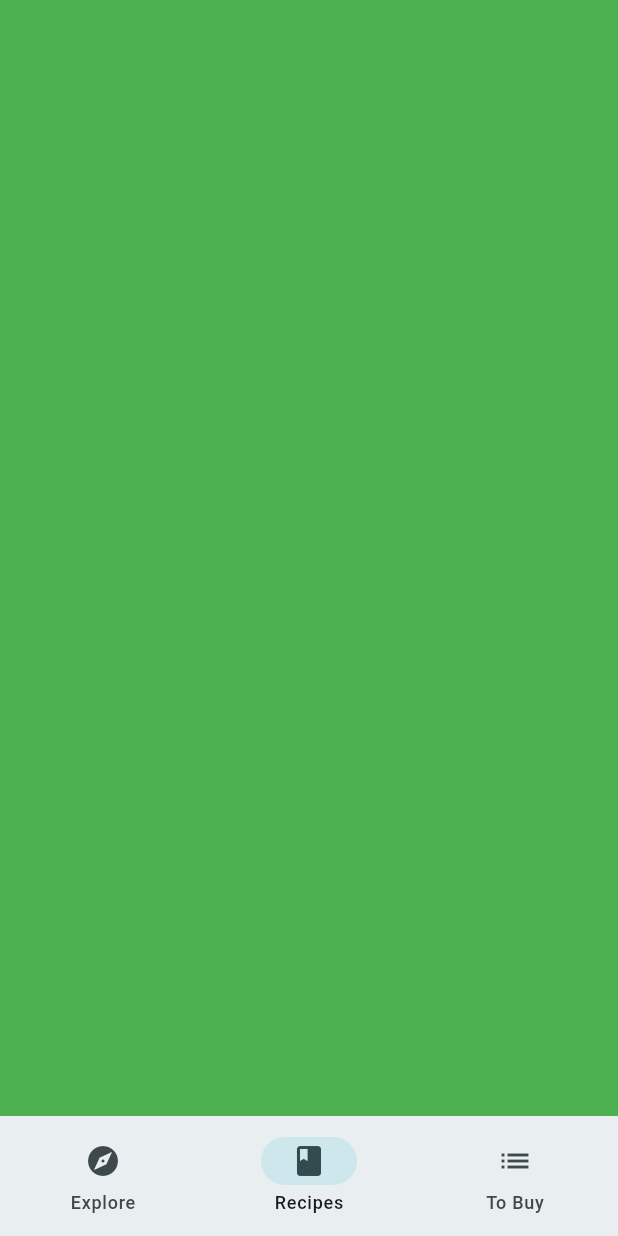
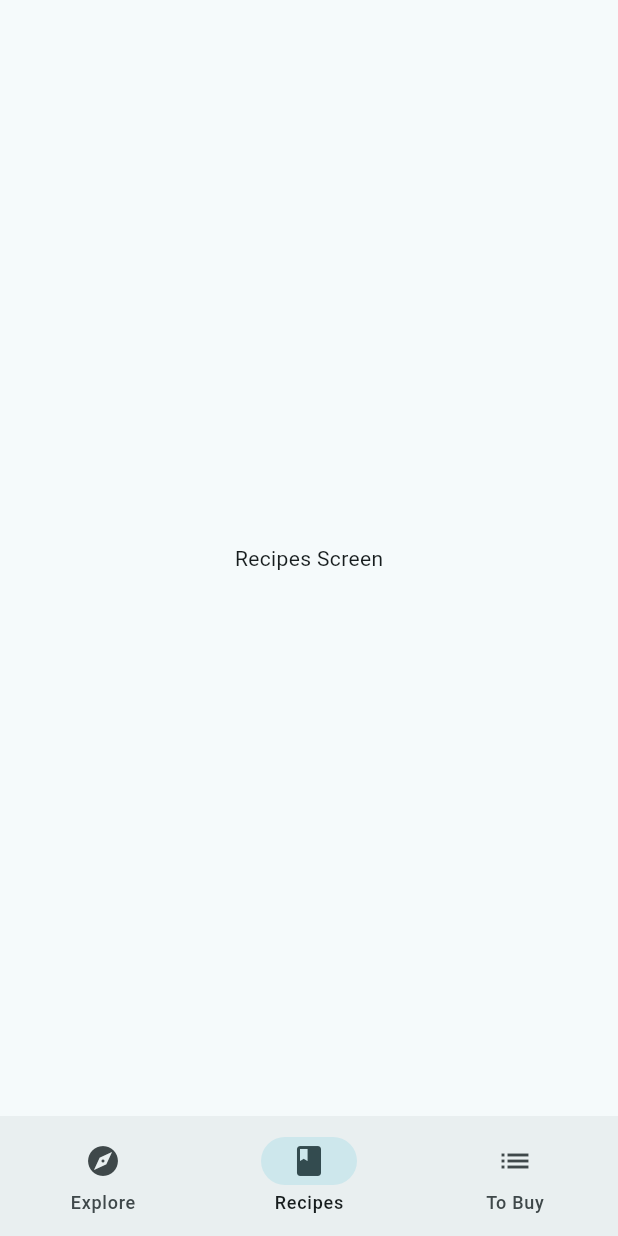
Before and after one commit to danilloism/portfolio.fooderlich, a Flutter app: the screen it shows after launch, item 2 of the bottom bar chosen, on a phone screen of 412 x 824 dp. Run offline on Flutter 3.47's test engine with Material 2 defaults, Android fonts, the phone set to English and light mode, and no system bars; our stand-ins replace google_fonts.

Commit message:
created recipes page

```diff
--- a/lib/home.dart
+++ b/lib/home.dart
@@ -1,5 +1,5 @@
 import 'package:flutter/material.dart';
-import 'package:fooderlich/pages/explore_page.dart';
+import 'package:fooderlich/pages/pages.dart';
 
 class Home extends StatefulWidget {
   const Home({Key? key}) : super(key: key);
@@ -13,8 +13,7 @@ class _HomeState extends State<Home> {
 
   static List<Widget> pages = <Widget>[
     const ExplorePage(),
-    // TODO: Replace with RecipesScreen
-    Container(color: Colors.green),
+    const RecipesPage(),
     Container(color: Colors.blue),
   ];
 
--- /dev/null
+++ b/lib/pages/pages.dart
@@ -0,0 +1,2 @@
+export 'package:fooderlich/pages/explore_page.dart';
+export 'package:fooderlich/pages/recipes_page.dart';
--- /dev/null
+++ b/lib/pages/recipes_page.dart
@@ -0,0 +1,26 @@
+import 'package:flutter/material.dart';
+import 'package:fooderlich/api/mock_fooderlich_service.dart';
+import 'package:fooderlich/models/models.dart';
+
+class RecipesPage extends StatelessWidget {
+  const RecipesPage({Key? key}) : super(key: key);
+  static final _exploreService = MockFooderlichService();
+  @override
+  Widget build(BuildContext context) {
+    return FutureBuilder(
+      future: _exploreService.getRecipes(),
+      builder: (context, AsyncSnapshot<List<SimpleRecipe>> snapshot) {
+        if (snapshot.connectionState == ConnectionState.done) {
+          //TODO: add RecipesGridView here
+          return const Center(
+            child: Text('Recipes Screen'),
+          );
+        } else {
+          return const Center(
+            child: CircularProgressIndicator(),
+          );
+        }
+      },
+    );
+  }
+}
```
